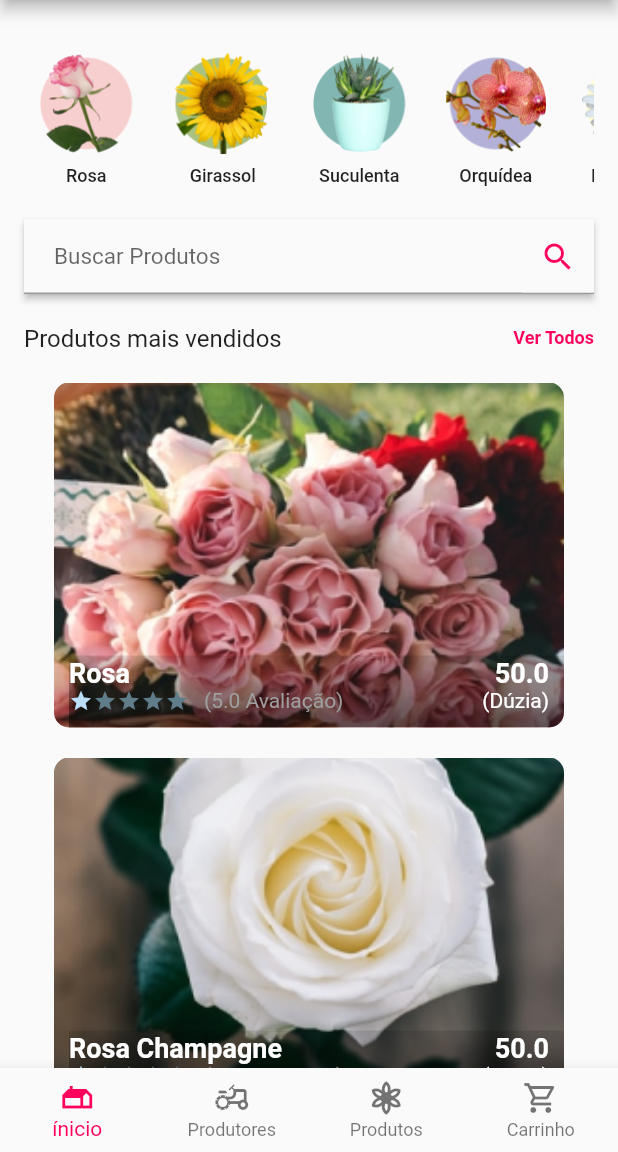
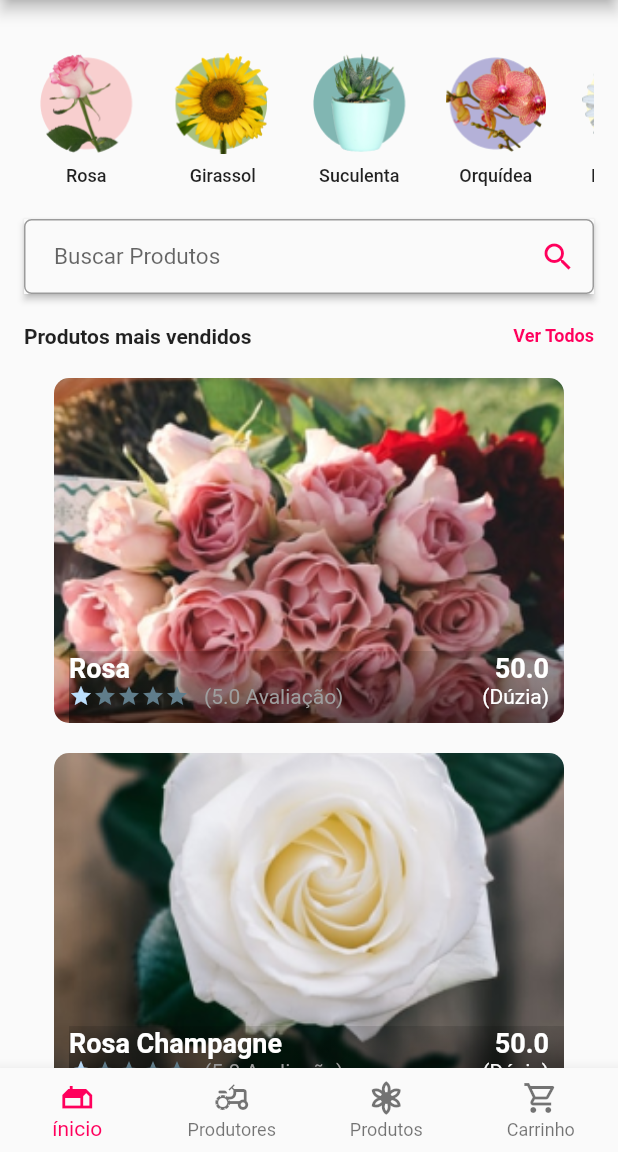
Before and after one commit to rafael-monzato/DoJardimAPP, a Flutter app: the screen it shows after launch, on a phone screen of 412 x 824 dp, the part 84-1236 px from its top. Run offline on Flutter 3.47's test engine with Material 2 defaults, Android fonts, the phone set to English and light mode, and no system bars.

Commit message:
campo buscar

```diff
--- a/tcc_faculdadeimpacta/lib/src/pages/telaInicial.dart
+++ b/tcc_faculdadeimpacta/lib/src/pages/telaInicial.dart
@@ -36,8 +36,8 @@ class TelaInicial extends StatefulWidget{ //'#criarclasseparamudarnoapp'
                Text(
                  "Produtos mais vendidos",
                  style: TextStyle(
-                   fontSize: 16.0,
-                   fontWeight: FontWeight.normal,
+                   fontSize: 14.0,
+                   fontWeight: FontWeight.w600,
                  ),
                ),
                GestureDetector(
--- a/tcc_faculdadeimpacta/lib/src/src.componentes/buscar.dart
+++ b/tcc_faculdadeimpacta/lib/src/src.componentes/buscar.dart
@@ -11,12 +11,14 @@ class Buscar extends StatelessWidget {
           cursorColor: Theme.of(context).primaryColor,
           decoration: InputDecoration(
               contentPadding: EdgeInsets.symmetric(horizontal: 20.0, vertical: 16.0),
-              suffixIcon: Material(
-                  child: Icon(
-                    Icons.search,
-                    color: Color(0xFFFF005C),
-                    size: 24.0,
-                  )
+              suffixIcon: IconButton(
+                  color: Color(0xFFFF005C),
+                  disabledColor: Colors.green[100],
+                  onPressed: () {  },
+                  icon: Icon(Icons.search),
+                  ),
+              border:OutlineInputBorder(
+                borderRadius: BorderRadius.all(Radius.circular(5))
               ),
               hintText: "Buscar Produtos"
           )
```
